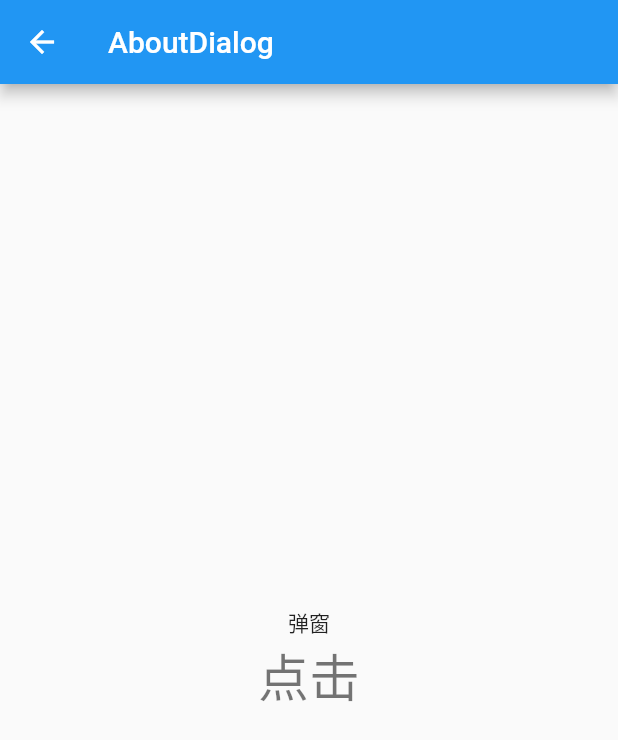
After one commit to BrinsLee/flutter_component, a Flutter app: the screen it shows after launch, after a tap on "AboutDialog", on a phone screen of 412 x 824 dp. The commit adds this screen. Shown: the top 740 px of the screen. Run offline on Flutter 3.47's test engine with Material 2 defaults, Android fonts, the phone set to English and light mode, and no system bars; our stand-ins replace azlistview.

Commit message:
aboutdialog

```diff
--- /dev/null
+++ b/lib/common/routes.dart
@@ -0,0 +1,24 @@
+import 'package:flutter/cupertino.dart';
+import 'package:flutter/material.dart';
+import 'package:flutter_components/page/aboutdialog/about_dialog.dart';
+
+final routes = {
+  '/AboutDialog': (context, {arguments}) => AboutDialogPage(arguments: arguments)
+};
+
+var onGenerateRoute = (RouteSettings settings) {
+  final String name = settings.name;
+  final Function pageContentBuilder = routes[name];
+  if (pageContentBuilder != null) {
+    if (settings.arguments != null) {
+      final Route route = MaterialPageRoute(
+          builder: (context) =>
+              pageContentBuilder(context, arguments: settings.arguments));
+      return route;
+    } else {
+      final Route route =
+          MaterialPageRoute(builder: (context) => pageContentBuilder(context));
+      return route;
+    }
+  }
+};
--- a/lib/home/home_page.dart
+++ b/lib/home/home_page.dart
@@ -40,7 +40,11 @@ class _MyHomePageState extends State<MyHomePage> {
         itemCount: _title.length,
         itemBuilder: (BuildContext context, int index) {
           ItemModel itemModel = _title[index];
-          return Utils.getItemWidget(context, itemModel, () {});
+          return Utils.getItemWidget(context, itemModel, () {
+            Navigator.pushNamed(context, "/${itemModel.name}", arguments: {
+              "title": itemModel.name
+            });
+          });
         },
         physics: BouncingScrollPhysics(),
         susItemBuilder: (BuildContext context, int index) {
--- a/lib/main.dart
+++ b/lib/main.dart
@@ -1,4 +1,5 @@
 import 'package:flutter/material.dart';
+import 'package:flutter_components/common/routes.dart';
 
 import 'home/home_page.dart';
 
@@ -16,6 +17,7 @@ class MyApp extends StatelessWidget {
         primarySwatch: Colors.blue,
       ),
       home: MyHomePage(),
+      onGenerateRoute: onGenerateRoute,
     );
   }
 }
--- /dev/null
+++ b/lib/page/aboutdialog/about_dialog.dart
@@ -0,0 +1,50 @@
+import 'package:flutter/material.dart';
+
+class AboutDialogPage extends StatefulWidget {
+  final arguments;
+  const AboutDialogPage({Key key, this.arguments}) : super(key: key);
+
+  @override
+  _AboutDialogState createState() => _AboutDialogState();
+}
+
+class _AboutDialogState extends State<AboutDialogPage> {
+  @override
+  Widget build(BuildContext context) {
+    return Scaffold(
+      appBar: AppBar(
+        title: Text(widget.arguments['title']),
+      ),
+      body: Center(
+        child: Column(
+          mainAxisAlignment: MainAxisAlignment.center,
+          children: <Widget>[
+            Text(
+              '弹窗',
+            ),
+            GestureDetector(
+              child: Text(
+                '点击',
+                style: Theme.of(context).textTheme.headline4,
+              ),
+              onTap: () {
+                showAboutDialog(
+                    context: context,
+                    applicationIcon: FlutterLogo(),
+                    applicationName: "应用程序",
+                    applicationVersion: '1.0.0',
+                    applicationLegalese: 'copyright xxx',
+                    children: [
+                      Container(
+                        height: 30,
+                        color: Colors.red,
+                      )
+                    ]);
+              },
+            )
+          ],
+        ),
+      ),
+    );
+  }
+}
```
